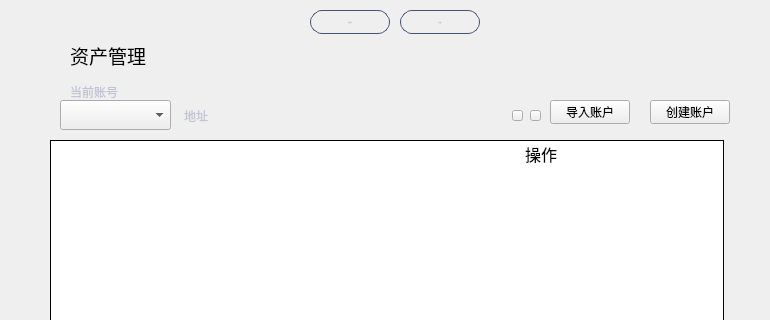
This is mainpage.ui in HcashOrg/hx-indicator as Qt 5 draws it before an edit; both pictures show x 0 to 770 and y 0 to 320 of the 770 by 530 pixel window. The edited form follows.
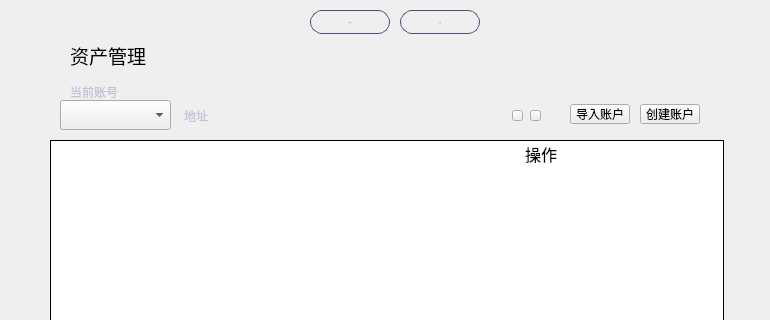
This is the edited form.

Patch:
```diff
--- a/mainpage.ui
+++ b/mainpage.ui
@@ -25,9 +25,9 @@
    <property name="geometry">
     <rect>
      <x>70</x>
-     <y>45</y>
+     <y>40</y>
      <width>120</width>
-     <height>21</height>
+     <height>31</height>
     </rect>
    </property>
    <property name="font">
@@ -49,15 +49,15 @@
   <widget class="QToolButton" name="addAccountBtn">
    <property name="geometry">
     <rect>
-     <x>650</x>
-     <y>100</y>
-     <width>80</width>
-     <height>24</height>
+     <x>640</x>
+     <y>104</y>
+     <width>60</width>
+     <height>20</height>
     </rect>
    </property>
    <property name="font">
     <font>
-     <family>微软雅黑</family>
+     <family>Microsoft JhengHei UI Light</family>
      <weight>50</weight>
      <italic>false</italic>
      <bold>false</bold>
@@ -197,15 +197,15 @@
   <widget class="QToolButton" name="importAccountBtn">
    <property name="geometry">
     <rect>
-     <x>550</x>
-     <y>100</y>
-     <width>80</width>
-     <height>24</height>
+     <x>570</x>
+     <y>104</y>
+     <width>60</width>
+     <height>20</height>
     </rect>
    </property>
    <property name="font">
     <font>
-     <family>微软雅黑</family>
+     <family>Microsoft YaHei UI Light</family>
      <weight>50</weight>
      <italic>false</italic>
      <bold>false</bold>
```
